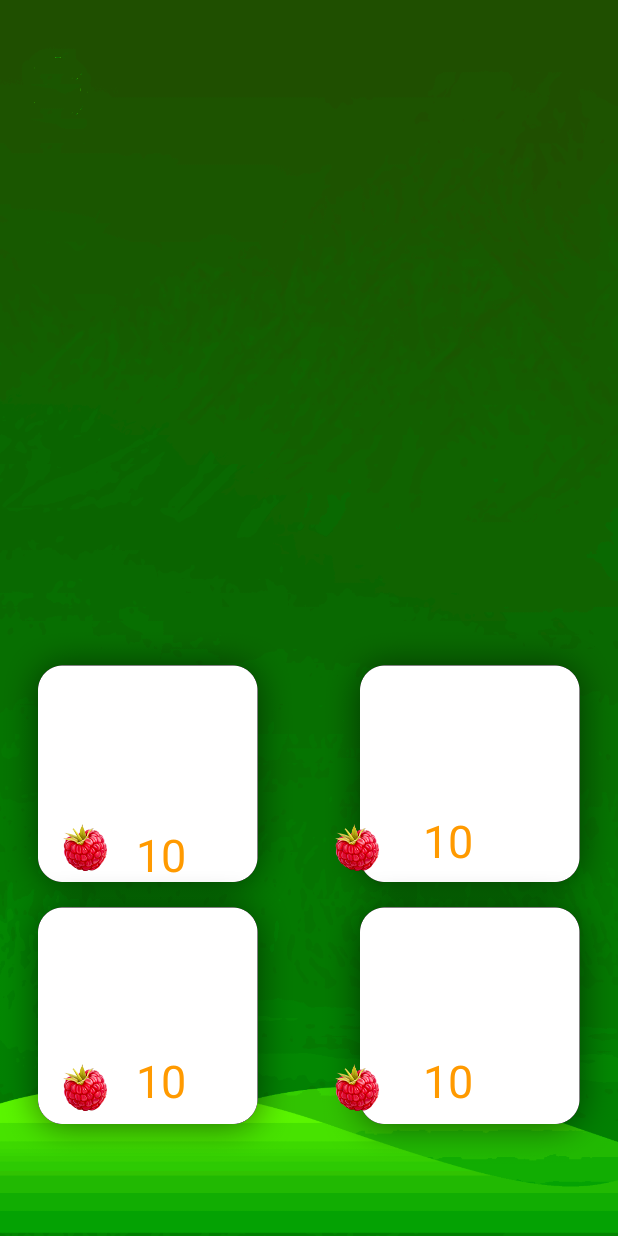
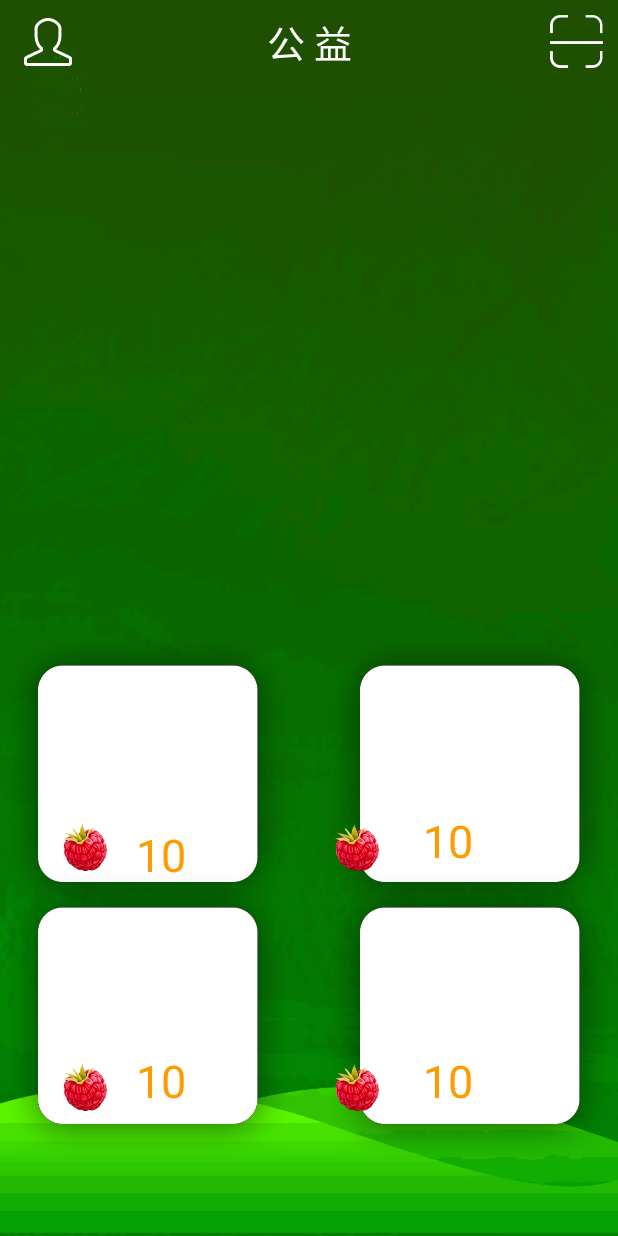
Before and after one commit to wangyejun/GreenRouse, an Android app: the layout fragment_benefit.xml on its own in the app's theme, with its tools: preview values and no code run, on a phone screen of 412 x 824 dp. Run offline under Robolectric (Android 15) with nearby library versions, the light colour scheme and no system bars.

Commit message:
tooblar2.0

```diff
--- a/app/src/main/java/com/example/niit/greenrouse/Fragment/HomeFragment.java
+++ b/app/src/main/java/com/example/niit/greenrouse/Fragment/HomeFragment.java
@@ -29,11 +29,11 @@ public class HomeFragment extends Fragment {
         initView();
 
         if (toolbar!=null){
+            toolbar.setTitle("");
             //Fragment用ToolBar需要强转
             ((AppCompatActivity)getActivity()).setSupportActionBar(toolbar);
         }
     }
-
     private void initView() {
         toolbar = (Toolbar) getActivity().findViewById(R.id.toolbar);
     }
--- a/app/src/main/res/layout/fragment_benefit.xml
+++ b/app/src/main/res/layout/fragment_benefit.xml
@@ -8,7 +8,32 @@
     android:background="@drawable/backdrop"
     tools:context="com.example.niit.greenrouse.Fragment.BenefitFragment">
 
+    <android.support.v7.widget.Toolbar
+        android:layout_width="match_parent"
+        android:layout_height="wrap_content"
+        app:contentInsetRight="10dp">
 
+        <ImageView
+            android:id="@+id/ivbenefit_personage"
+            android:layout_width="wrap_content"
+            android:layout_height="wrap_content"
+            android:src="@mipmap/personage"
+            android:layout_gravity="left"
+            />
+        <TextView
+            android:layout_width="wrap_content"
+            android:layout_height="wrap_content"
+            android:layout_gravity="center"
+            android:text="公 益"
+            android:textColor="#fff"
+            android:textSize="25sp"/>
+        <ImageView
+            android:id="@+id/ivbenefit_scan"
+            android:layout_width="wrap_content"
+            android:layout_height="wrap_content"
+            android:src="@mipmap/scan"
+            android:layout_gravity="right" />
+    </android.support.v7.widget.Toolbar>
     <ImageView
         android:id="@+id/img_square1"
         android:layout_width="wrap_content"
--- a/app/src/main/res/values/strings.xml
+++ b/app/src/main/res/values/strings.xml
@@ -1,3 +1,3 @@
 <resources>
-    <string name="app_name"></string>
+    <string name="app_name">绿 唤</string>
 </resources>
--- a/app/src/main/res/values/styles.xml
+++ b/app/src/main/res/values/styles.xml
@@ -6,6 +6,7 @@
         <item name="colorPrimary">@color/colorPrimary</item>
         <item name="colorPrimaryDark">@color/colorPrimaryDark</item>
         <item name="colorAccent">@color/colorAccent</item>
+        <item name="windowNoTitle">true</item>
     </style>
 
 </resources>
```
Also changed, not shown: app/src/main/res/layout/fragment_home.xml (+7 -12 lines), app/src/main/res/layout/fragment_trade.xml (+20 -0 lines), app/src/main/res/layout/fragment_walk.xml (+20 -4 lines), app/src/main/res/mipmap-xxhdpi/blackcircle .png (deleted).
